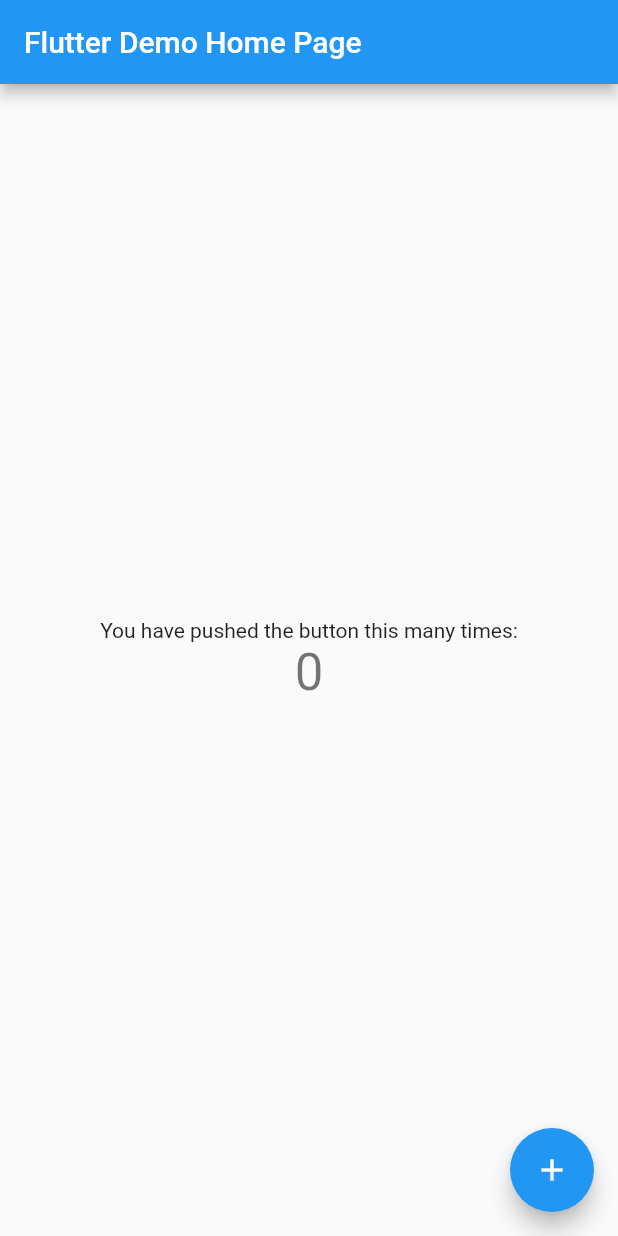
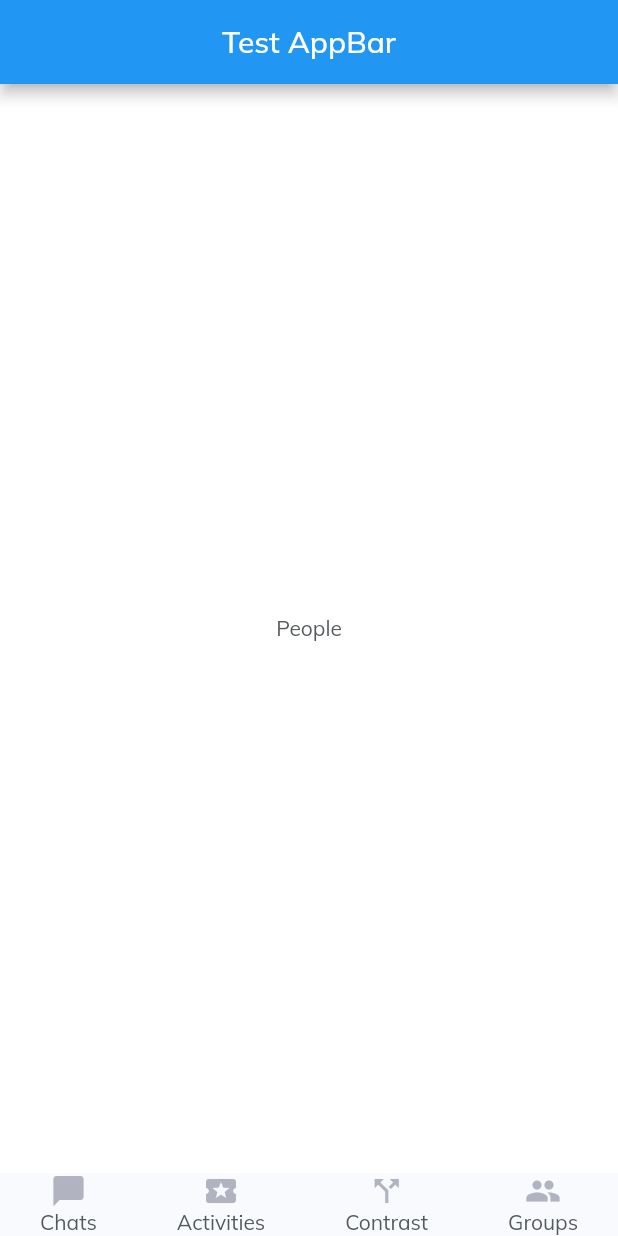
Before and after one commit to NetradeepakC/Aftos, a Flutter app: the screen it shows after launch, on a phone screen of 412 x 824 dp. Run offline on Flutter 3.47's test engine with Material 2 defaults, Android fonts, the phone set to English and light mode, and no system bars; our stand-ins replace google_fonts.

Commit message:
Made a basic GUI

```diff
--- a/lib/main.dart
+++ b/lib/main.dart
@@ -1,4 +1,6 @@
 import 'package:flutter/material.dart';
+import 'package:aftos/screens/screens.dart';
+import 'package:aftos/theme.dart';
 
 void main() {
   runApp(const MyApp());
@@ -12,104 +14,15 @@
   Widget build(BuildContext context) {
     return MaterialApp(
       title: 'Flutter Demo',
-      theme: ThemeData(
-        // This is the theme of your application.
-        //
-        // Try running your application with "flutter run". You'll see the
-        // application has a blue toolbar. Then, without quitting the app, try
-        // changing the primarySwatch below to Colors.green and then invoke
-        // "hot reload" (press "r" in the console where you ran "flutter run",
-        // or simply save your changes to "hot reload" in a Flutter IDE).
-        // Notice that the counter didn't reset back to zero; the application
-        // is not restarted.
+      theme: AppTheme.light(ThemeData(
         primarySwatch: Colors.blue,
-      ),
-      home: const MyHomePage(title: 'Flutter Demo Home Page'),
+      )),
+      darkTheme: AppTheme.dark(ThemeData(
+        primarySwatch: Colors.blue,
+      )),
+      //Uncomment the below line to override the system default
+      //themeMode: ThemeMode.dark,
+      home: HomeScreen(),
     );
   }
 }
-
-class MyHomePage extends StatefulWidget {
-  const MyHomePage({Key? key, required this.title}) : super(key: key);
-
-  // This widget is the home page of your application. It is stateful, meaning
-  // that it has a State object (defined below) that contains fields that affect
-  // how it looks.
-
-  // This class is the configuration for the state. It holds the values (in this
-  // case the title) provided by the parent (in this case the App widget) and
-  // used by the build method of the State. Fields in a Widget subclass are
-  // always marked "final".
-
-  final String title;
-
-  @override
-  State<MyHomePage> createState() => _MyHomePageState();
-}
-
-class _MyHomePageState extends State<MyHomePage> {
-  int _counter = 0;
-
-  void _incrementCounter() {
-    setState(() {
-      // This call to setState tells the Flutter framework that something has
-      // changed in this State, which causes it to rerun the build method below
-      // so that the display can reflect the updated values. If we changed
-      // _counter without calling setState(), then the build method would not be
-      // called again, and so nothing would appear to happen.
-      _counter++;
-    });
-  }
-
-  @override
-  Widget build(BuildContext context) {
-    // This method is rerun every time setState is called, for instance as done
-    // by the _incrementCounter method above.
-    //
-    // The Flutter framework has been optimized to make rerunning build methods
-    // fast, so that you can just rebuild anything that needs updating rather
-    // than having to individually change instances of widgets.
-    return Scaffold(
-      appBar: AppBar(
-        // Here we take the value from the MyHomePage object that was created by
-        // the App.build method, and use it to set our appbar title.
-        title: Text(widget.title),
-      ),
-      body: Center(
-        // Center is a layout widget. It takes a single child and positions it
-        // in the middle of the parent.
-        child: Column(
-          // Column is also a layout widget. It takes a list of children and
-          // arranges them vertically. By default, it sizes itself to fit its
-          // children horizontally, and tries to be as tall as its parent.
-          //
-          // Invoke "debug painting" (press "p" in the console, choose the
-          // "Toggle Debug Paint" action from the Flutter Inspector in Android
-          // Studio, or the "Toggle Debug Paint" command in Visual Studio Code)
-          // to see the wireframe for each widget.
-          //
-          // Column has various properties to control how it sizes itself and
-          // how it positions its children. Here we use mainAxisAlignment to
-          // center the children vertically; the main axis here is the vertical
-          // axis because Columns are vertical (the cross axis would be
-          // horizontal).
-          mainAxisAlignment: MainAxisAlignment.center,
-          children: <Widget>[
-            const Text(
-              'You have pushed the button this many times:',
-            ),
-            Text(
-              '$_counter',
-              style: Theme.of(context).textTheme.headline4,
-            ),
-          ],
-        ),
-      ),
-      floatingActionButton: FloatingActionButton(
-        onPressed: _incrementCounter,
-        tooltip: 'Increment',
-        child: const Icon(Icons.add),
-      ), // This trailing comma makes auto-formatting nicer for build methods.
-    );
-  }
-}
--- /dev/null
+++ b/lib/navigation.dart
@@ -0,0 +1,56 @@
+import 'package:flutter/material.dart';
+import 'package:aftos/theme.dart';
+class BottomNavBar extends StatelessWidget {
+  BottomNavBar({Key? key}) : super(key: key);
+
+  final barButtons=[
+    const NavBarButton(
+      label: "Chats",
+      iconData: Icons.chat_bubble,),
+    const NavBarButton(
+      label: "Activities",
+      iconData: Icons.local_activity,),
+    const NavBarButton(
+      label: "Contrast",
+      iconData: Icons.call_split,),
+    const NavBarButton(
+      label: "Groups",
+      iconData: Icons.group,),
+  ];
+
+  @override
+  Widget build(BuildContext context) {
+    final ThemeData mode = Theme.of(context);
+    var whichMode=mode.brightness;
+    return SafeArea(
+      child: Container(
+        color: (whichMode==Brightness.dark)?AppColors.cardDark:AppColors.cardLight,
+        child:
+        Row(
+          mainAxisAlignment: MainAxisAlignment.spaceAround,
+          children: barButtons,
+        ),
+      ),
+      top: false,
+      bottom: true,
+    );
+  }
+}
+
+class NavBarButton extends StatelessWidget {
+  const NavBarButton({Key? key, required this.label, required this.iconData}) : super(key: key);
+
+  final String label;
+  final IconData iconData;
+
+  @override
+  Widget build(BuildContext context) {
+    return Column(
+      mainAxisSize: MainAxisSize.min,
+      children: [
+        Icon(iconData),
+        Text(label),
+      ],
+    );
+  }
+}
--- /dev/null
+++ b/lib/pages/activities.dart
@@ -0,0 +1,12 @@
+import 'package:flutter/material.dart';
+
+class Activities extends StatelessWidget {
+  Activities({Key? key}) : super(key: key);
+
+  @override
+  Widget build(BuildContext context) {
+    return Center(
+      child: Text("Activities"),
+    );
+  }
+}
--- /dev/null
+++ b/lib/pages/contrast.dart
@@ -0,0 +1,12 @@
+import 'package:flutter/material.dart';
+
+class Contrast extends StatelessWidget {
+  Contrast({Key? key}) : super(key: key);
+
+  @override
+  Widget build(BuildContext context) {
+    return Center(
+      child: Text("Contrast"),
+    );
+  }
+}
--- /dev/null
+++ b/lib/pages/pages.dart
@@ -0,0 +1,4 @@
+export 'activities.dart';
+export 'contrast.dart';
+export 'people.dart';
+export 'settings.dart';
--- /dev/null
+++ b/lib/pages/people.dart
@@ -0,0 +1,12 @@
+import 'package:flutter/material.dart';
+
+class People extends StatelessWidget {
+  People({Key? key}) : super(key: key);
+
+  @override
+  Widget build(BuildContext context) {
+    return Center(
+      child: Text("People"),
+    );
+  }
+}
--- /dev/null
+++ b/lib/pages/settings.dart
@@ -0,0 +1,12 @@
+import 'package:flutter/material.dart';
+
+class Settings extends StatelessWidget {
+  Settings({Key? key}) : super(key: key);
+
+  @override
+  Widget build(BuildContext context) {
+    return Center(
+      child: Text("Settings"),
+    );
+  }
+}
--- /dev/null
+++ b/lib/screens/home_screen.dart
@@ -0,0 +1,25 @@
+import 'package:flutter/material.dart';
+import 'package:aftos/pages/pages.dart';
+import 'package:aftos/navigation.dart';
+
+class HomeScreen extends StatelessWidget {
+  HomeScreen({Key? key}) : super(key: key);
+
+  final pages=[
+    People(),
+    Activities(),
+    Contrast(),
+    Settings(),
+  ];
+
+  @override
+  Widget build(BuildContext context) {
+    return Scaffold(
+      appBar: AppBar(
+        title: const Center(child: Text("Test AppBar")),
+      ),
+      body: pages[0],
+      bottomNavigationBar: BottomNavBar(),
+    );
+  }
+}
--- /dev/null
+++ b/lib/screens/screens.dart
@@ -0,0 +1 @@
+export 'home_screen.dart';
--- /dev/null
+++ b/lib/theme.dart
@@ -0,0 +1,65 @@
+import 'package:flutter/material.dart';
+import 'package:google_fonts/google_fonts.dart';
+
+abstract class AppColors {
+  static const secondary = Color(0xFF3B76F6);
+  static const accent = Color(0xFFD6755B);
+  static const textDark = Color(0xFF53585A);
+  static const textLight = Color(0xFFF5F5F5);
+  static const textFaded = Color(0xFF9899A5);
+  static const iconLight = Color(0xFFB1B4C0);
+  static const iconDark = Color(0xFFB1B3C1);
+  static const textHighlight = secondary;
+  static const cardLight = Color(0xFFF9FAFE);
+  static const cardDark = Color(0xFF303334);
+}
+
+abstract class _LightColors {
+  static const background = Colors.white;
+  static const card = AppColors.cardLight;
+}
+
+abstract class _DarkColors {
+  static const background = Color(0xFF1B1E1F);
+  static const card = AppColors.cardDark;
+}
+
+/// Reference to the application theme.
+abstract class AppTheme {
+  static const accentColor = AppColors.accent;
+  static final visualDensity = VisualDensity.adaptivePlatformDensity;
+
+  /// Light theme and its settings.
+  static ThemeData light(ThemeData theme) => ThemeData(
+    colorScheme: theme.colorScheme.copyWith(
+      secondary: accentColor,
+      brightness: Brightness.light,),
+    visualDensity: visualDensity,
+    textTheme: GoogleFonts.mulishTextTheme(theme.textTheme)
+        .apply(bodyColor: AppColors.textDark),
+    backgroundColor: _LightColors.background,
+    scaffoldBackgroundColor: _LightColors.background,
+    cardColor: _LightColors.card,
+    primaryTextTheme: const TextTheme(
+      headline6: TextStyle(color: AppColors.textDark),
+    ),
+    iconTheme: const IconThemeData(color: AppColors.iconDark),
+  );
+
+  /// Dark theme and its settings.
+  static ThemeData dark(ThemeData theme) => ThemeData(
+    colorScheme: theme.colorScheme.copyWith(
+      secondary: accentColor,
+      brightness: Brightness.dark,),
+    visualDensity: visualDensity,
+    textTheme: GoogleFonts.interTextTheme(theme.textTheme)
+        .apply(bodyColor: AppColors.textLight),
+    backgroundColor: _DarkColors.background,
+    scaffoldBackgroundColor: _DarkColors.background,
+    cardColor: _DarkColors.card,
+    primaryTextTheme: const TextTheme(
+      headline6: TextStyle(color: AppColors.textLight),
+    ),
+    iconTheme: const IconThemeData(color: AppColors.iconLight),
+  );
+}
--- a/pubspec.yaml
+++ b/pubspec.yaml
@@ -34,6 +34,7 @@
   # The following adds the Cupertino Icons font to your application.
   # Use with the CupertinoIcons class for iOS style icons.
   cupertino_icons: ^1.0.2
+  google_fonts: ^3.0.0
 
 dev_dependencies:
   flutter_test:
```
Also changed, not shown: 3 other files.
